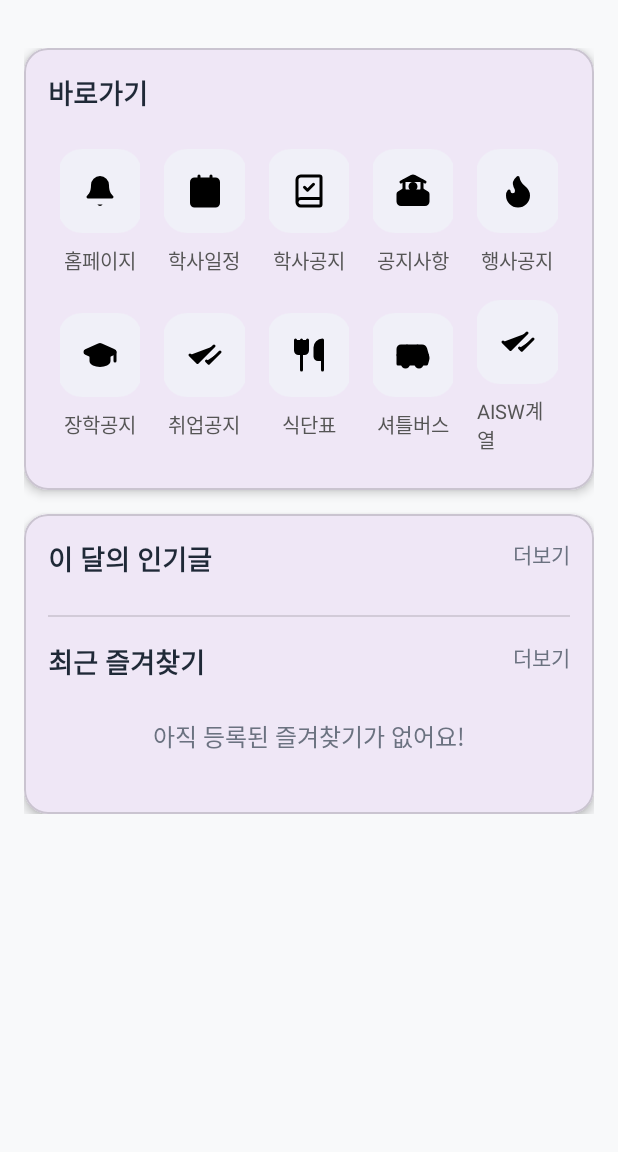
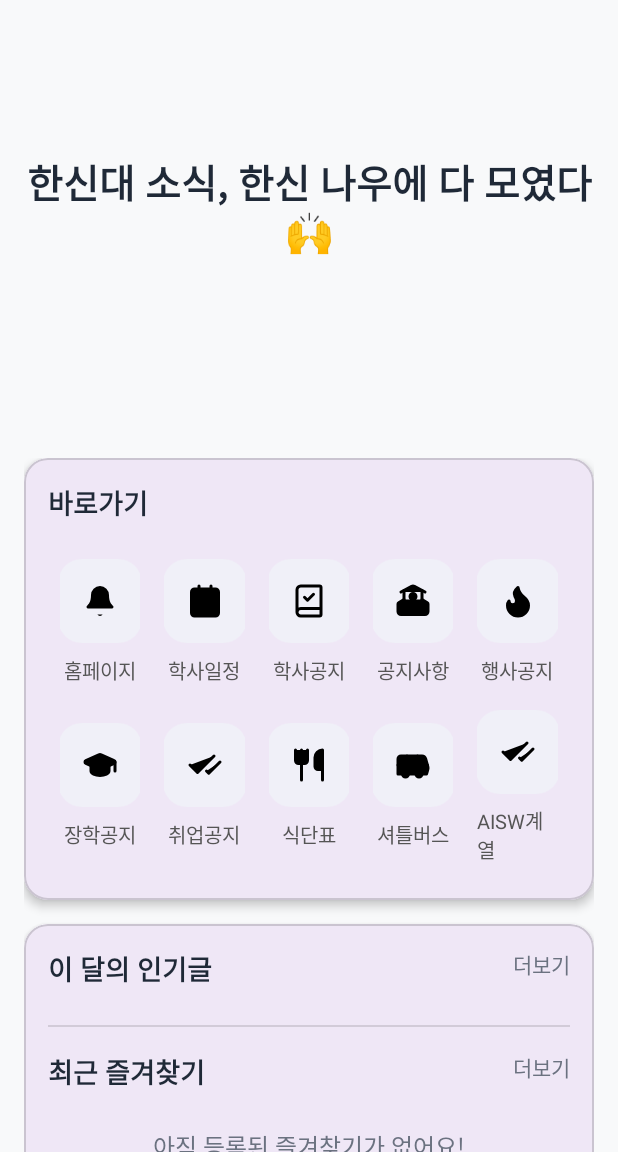
Before and after one commit to lyuchanchan/ToyProject_noticeApp, an Android app: the screen it shows after launch once a user with an empty profile is signed in (MainActivity), on a phone screen of 412 x 824 dp, the part 84-1236 px from its top. Run offline under Robolectric (Android 15) with nearby library versions, the phone set to English and light mode, and no system bars; our stand-ins replace Firebase (no records; nobody signed in at launch, a user with empty details on screens opened directly).

Commit message:
- 랜덤 텍스트 기능 삽입 - 구조 변경 - 세부 사항 수정

```diff
--- a/app/src/main/java/com/example/toyproject_noticeapp/ui/home/HomeMainFragment.kt
+++ b/app/src/main/java/com/example/toyproject_noticeapp/ui/home/HomeMainFragment.kt
@@ -24,7 +24,6 @@ import com.google.firebase.firestore.ktx.firestore
 import com.google.firebase.ktx.Firebase
 
 class HomeMainFragment : Fragment() {
-    // ... (변수 선언 및 onCreateView는 동일)
     private var _binding: FragmentHomeMainBinding? = null
     private val binding get() = _binding!!
 
@@ -34,14 +33,62 @@ class HomeMainFragment : Fragment() {
     private val auth = FirebaseAuth.getInstance()
     private val db = Firebase.firestore
 
+    // 랜덤 문구 리스트
+    private val randomMessages = listOf(
+        "오늘도 놓치지 말고 체크✔️",
+        "캠퍼스 소식, 여기 다 있지",
+        "공지 찾기? 이제 고생 끝🙌",
+        "한신대 소식, 한신 나우에 다 모였다🙌",
+        "공지 찾기 귀찮을 땐? 한신 나우!",
+        "한신 나우 = 캠퍼스 정보 올인원 패키지🎁",
+        "오늘도 소식 체크 완료",
+        "공지부터 이벤트까지 풀세트 준비 완료⚡",
+        "한눈에 보는 캠퍼스 라이프!",
+        "오늘도 신선한 소식 배달왔습니다📦",
+        "소식은 빠르게, 학교 생활은 여유롭게✨",
+        "공지 확인은 쉽게, 스트레스는 노노✌️",
+        "공지? 난 다 모아봤어😉",
+        "놓치면 땅치고 후회할 소식들🔥",
+        "캠퍼스 소식, 누구보다 빠르게 확인!",
+        "여기만 보면 학사 인싸🧑‍🎓",
+        "공지 놓쳤다고? 그건 전설일 뿐…",
+        "모든 소식을 한눈에, 한신 나우!",
+        "한신 나우와 학교생활을 더 똑똑하게",
+        "하루를 바꾸는 작은 알림, 한신 나우!",
+        "편리하게 모은 한신대 소식",
+        "오늘의 공지, 지금 확인하세요",
+        "공지 찾는 게 귀찮아? 여기 다 있어~",
+        "학교 소식, 이제 헤매지 말고 직진👉",
+        "놓치면 ‘나만 몰랐어?’ 소리 듣는다😂",
+        "캠퍼스 인싸의 비밀: 공지 먼저 보기",
+        "공지 덕후 모드 ON!",
+        "교수님 말보다 빠른 공지 업데이트⚡",
+        "시험 공지부터 동아리 소식까지 올인원📚",
+        "중요한 건 공지 속에 다 있다😉",
+        "캠퍼스 생활 치트키, 여기 맞습니다🎯",
+        "공지? 그냥 여기 들르면 해결이지👌",
+        "공지 놓치면 F각… 그건 막아야지✋",
+        "또 나만 뒤늦게 알게 되는 건 이제 끝",
+        "한신대 공식 스포일러📢",
+        "공지 확인, 밥 먹듯이 하자🍚",
+        "공지 싹 모아봤다🙌",
+        "학교 소식 한 방 정리💡",
+        "공지 맛집 오픈🍽️",
+        "모든 공지, 원샷 원킬⚡",
+        "공지=여기, 검색=끝",
+        "류찬, 박소영, 서성민이 만든 앱😎"
+    )
+
     override fun onCreateView(inflater: LayoutInflater, container: ViewGroup?, savedInstanceState: Bundle?): View {
         _binding = FragmentHomeMainBinding.inflate(inflater, container, false)
         return binding.root
     }
 
-    // ⬇️ onViewCreated 이하 모든 함수를 아래 코드로 교체 ⬇️
     override fun onViewCreated(view: View, savedInstanceState: Bundle?) {
         super.onViewCreated(view, savedInstanceState)
+
+        // 랜덤 문구를 설정
+        binding.textviewRandomMessage.text = randomMessages.random()
 
         setupClickListeners()
         setupRecyclerViews()
@@ -181,11 +228,9 @@ class HomeMainFragment : Fragment() {
         val noticeDocId = "${notice.category}_${notice.id}"
         val newFavoriteState = !notice.isFavorite
 
-        // 1. UI를 즉시 업데이트
         val message = if (newFavoriteState) "즐겨찾기에 추가되었습니다." else "즐겨찾기에서 삭제되었습니다."
         Toast.makeText(context, message, Toast.LENGTH_SHORT).show()
 
-        // 인기글 목록에서 아이템 상태 변경
         val popularList = popularAdapter.currentList.toMutableList()
         val popularIndex = popularList.indexOfFirst { it.id == notice.id && it.category == notice.category }
         if (popularIndex != -1) {
@@ -194,10 +239,8 @@ class HomeMainFragment : Fragment() {
             popularAdapter.notifyItemChanged(popularIndex)
         }
 
-        // 즐겨찾기 미리보기 목록 업데이트
         fetchHomeFavorites()
 
-        // 2. Firestore 데이터베이스를 백그라운드에서 업데이트
         val updateTask = if (newFavoriteState) {
             userDocRef.update("favorites", FieldValue.arrayUnion(noticeDocId))
         } else {
@@ -205,7 +248,6 @@ class HomeMainFragment : Fragment() {
         }
         updateTask.addOnFailureListener {
             Toast.makeText(context, "즐겨찾기 상태 변경 실패", Toast.LENGTH_SHORT).show()
-            // 실패 시 UI 롤백 (선택 사항)
         }
     }
 
--- a/app/src/main/res/layout/fragment_home_main.xml
+++ b/app/src/main/res/layout/fragment_home_main.xml
@@ -13,57 +13,81 @@
         android:layout_height="40dp"
         android:layout_marginStart="16dp"
         android:layout_marginTop="16dp"
+        android:contentDescription="App Icon"
         android:src="@drawable/hanshin_logo"
         app:layout_constraintStart_toStartOf="parent"
-        app:layout_constraintTop_toTopOf="parent"
-        android:contentDescription="App Icon" />
+        app:layout_constraintTop_toTopOf="parent" />
 
     <TextView
         android:id="@+id/textview_app_title"
         android:layout_width="wrap_content"
         android:layout_height="wrap_content"
+        android:layout_marginStart="16dp"
         android:text="Hanshin Now!"
+        android:textColor="@color/black"
         android:textSize="24sp"
         android:textStyle="bold"
-        android:textColor="@color/black"
+        app:layout_constraintBottom_toBottomOf="@id/imageview_app_icon"
+        app:layout_constraintEnd_toStartOf="@+id/imageview_search"
         app:layout_constraintStart_toEndOf="@id/imageview_app_icon"
-        app:layout_constraintEnd_toStartOf="@+id/imageview_search"
-        app:layout_constraintTop_toTopOf="@id/imageview_app_icon"
-        app:layout_constraintBottom_toBottomOf="@id/imageview_app_icon"
-        android:layout_marginStart="16dp" />
+        app:layout_constraintTop_toTopOf="@id/imageview_app_icon" />
 
     <ImageView
         android:id="@+id/imageview_search"
         android:layout_width="28dp"
         android:layout_height="28dp"
+        android:layout_marginEnd="16dp"
+        android:contentDescription="Search Icon"
         android:src="@drawable/ic_search"
-        android:layout_marginEnd="16dp"
+        app:layout_constraintBottom_toBottomOf="@id/imageview_app_icon"
         app:layout_constraintEnd_toStartOf="@+id/imageview_settings"
         app:layout_constraintTop_toTopOf="@id/imageview_app_icon"
-        app:layout_constraintBottom_toBottomOf="@id/imageview_app_icon"
-        android:contentDescription="Search Icon"
-        app:tint="?android:attr/textColorPrimary"/>
+        app:tint="?android:attr/textColorPrimary" />
 
     <ImageView
         android:id="@+id/imageview_settings"
         android:layout_width="28dp"
         android:layout_height="28dp"
         android:layout_marginEnd="16dp"
+        android:contentDescription="Settings Icon"
         android:src="@drawable/ic_settings"
+        app:layout_constraintBottom_toBottomOf="@id/imageview_app_icon"
         app:layout_constraintEnd_toEndOf="parent"
         app:layout_constraintTop_toTopOf="@id/imageview_app_icon"
-        app:layout_constraintBottom_toBottomOf="@id/imageview_app_icon"
-        android:contentDescription="Settings Icon"
-        app:tint="?android:attr/textColorPrimary"/>
+        app:tint="?android:attr/textColorPrimary" />
+
+    <androidx.constraintlayout.widget.Guideline
+        android:id="@+id/guideline_top_of_nested_scroll_view"
+        android:layout_width="wrap_content"
+        android:layout_height="wrap_content"
+        android:orientation="horizontal"
+        app:layout_constraintGuide_percent="0.4" />
+
+    <TextView
+        android:id="@+id/textview_random_message"
+        android:layout_width="0dp"
+        android:layout_height="wrap_content"
+        android:layout_marginHorizontal="16dp"
+        android:gravity="center"
+        android:textColor="@color/text_primary"
+        android:textSize="26sp"
+        android:textStyle="bold"
+        app:layout_constraintBottom_toTopOf="@id/guideline_top_of_nested_scroll_view"
+        app:layout_constraintEnd_toEndOf="parent"
+        app:layout_constraintStart_toStartOf="parent"
+        app:layout_constraintTop_toBottomOf="@id/imageview_app_icon"
+        app:layout_constraintVertical_bias="0.5"
+        tools:text="오늘도 놓치지 말고 체크✔️" />
 
     <androidx.core.widget.NestedScrollView
+        android:id="@+id/nested_scroll_view"
         android:layout_width="0dp"
         android:layout_height="0dp"
         android:layout_marginTop="16dp"
         app:layout_constraintBottom_toBottomOf="parent"
         app:layout_constraintEnd_toEndOf="parent"
         app:layout_constraintStart_toStartOf="parent"
-        app:layout_constraintTop_toBottomOf="@id/imageview_app_icon">
+        app:layout_constraintTop_toTopOf="@id/guideline_top_of_nested_scroll_view">
 
         <LinearLayout
             android:layout_width="match_parent"
@@ -76,11 +100,13 @@
                 android:layout_height="wrap_content"
                 app:cardCornerRadius="16dp"
                 app:cardElevation="4dp">
+
                 <LinearLayout
                     android:layout_width="match_parent"
                     android:layout_height="wrap_content"
                     android:orientation="vertical"
                     android:padding="16dp">
+
                     <TextView
                         android:id="@+id/textview_home_shortcut_title"
                         android:layout_width="wrap_content"
@@ -89,6 +115,7 @@
                         android:textColor="@color/text_primary"
                         android:textSize="18sp"
                         android:textStyle="bold" />
+
                     <androidx.recyclerview.widget.RecyclerView
                         android:id="@+id/recyclerview_home_shortcuts"
                         android:layout_width="match_parent"
@@ -108,15 +135,18 @@
                 android:layout_marginTop="16dp"
                 app:cardCornerRadius="16dp"
                 app:cardElevation="4dp">
+
                 <LinearLayout
                     android:layout_width="match_parent"
                     android:layout_height="wrap_content"
                     android:orientation="vertical"
                     android:padding="16dp">
+
                     <androidx.constraintlayout.widget.ConstraintLayout
                         android:id="@+id/layout_home_popular_header"
                         android:layout_width="match_parent"
                         android:layout_height="wrap_content">
+
                         <TextView
                             android:id="@+id/textview_home_popular_title"
                             android:layout_width="wrap_content"
@@ -127,6 +157,7 @@
                             android:textStyle="bold"
                             app:layout_constraintStart_toStartOf="parent"
                             app:layout_constraintTop_toTopOf="parent" />
+
                         <TextView
                             android:id="@+id/textview_home_popular_more"
                             android:layout_width="wrap_content"
@@ -137,6 +168,7 @@
                             app:layout_constraintEnd_toEndOf="parent"
                             app:layout_constraintTop_toTopOf="parent" />
                     </androidx.constraintlayout.widget.ConstraintLayout>
+
                     <androidx.recyclerview.widget.RecyclerView
                         android:id="@+id/recyclerview_home_popular"
                         android:layout_width="match_parent"
@@ -145,16 +177,19 @@
                         android:nestedScrollingEnabled="false"
                         tools:itemCount="1"
                         tools:listitem="@layout/item_notification_list" />
+
                     <View
                         android:layout_width="match_parent"
                         android:layout_height="1dp"
                         android:layout_marginTop="16dp"
                         android:background="?android:attr/listDivider" />
+
                     <androidx.constraintlayout.widget.ConstraintLayout
                         android:id="@+id/layout_home_favorite_header"
                         android:layout_width="match_parent"
                         android:layout_height="wrap_content"
                         android:layout_marginTop="16dp">
+
                         <TextView
                             android:id="@+id/textview_home_favorite_title"
                             android:layout_width="wrap_content"
@@ -165,6 +200,7 @@
                             android:textStyle="bold"
                             app:layout_constraintStart_toStartOf="parent"
                             app:layout_constraintTop_toTopOf="parent" />
+
                         <TextView
                             android:id="@+id/textview_home_favorite_more"
                             android:layout_width="wrap_content"
@@ -175,6 +211,7 @@
                             app:layout_constraintEnd_toEndOf="parent"
                             app:layout_constraintTop_toTopOf="parent" />
                     </androidx.constraintlayout.widget.ConstraintLayout>
+
                     <androidx.recyclerview.widget.RecyclerView
                         android:id="@+id/recyclerview_home_favorite"
                         android:layout_width="match_parent"
@@ -183,17 +220,18 @@
                         android:nestedScrollingEnabled="false"
                         tools:itemCount="1"
                         tools:listitem="@layout/item_notification_list" />
+
                     <TextView
                         android:id="@+id/textview_home_favorite_empty"
                         android:layout_width="match_parent"
                         android:layout_height="wrap_content"
-                        android:text="아직 등록된 즐겨찾기가 없어요!"
                         android:gravity="center"
                         android:padding="24dp"
+                        android:text="아직 등록된 즐겨찾기가 없어요!"
                         android:textColor="@color/text_secondary"
                         android:textSize="16sp"
                         android:visibility="gone"
-                        tools:visibility="visible"/>
+                        tools:visibility="visible" />
                 </LinearLayout>
 
             </com.google.android.material.card.MaterialCardView>
--- a/app/src/main/res/values/colors.xml
+++ b/app/src/main/res/values/colors.xml
@@ -18,4 +18,5 @@
     <color name="light_purple">#E0BBE4</color>
     <color name="stylish_purple_transparent">#50524075</color>
     <color name="stylish_purple">#F0F4C3F2</color>
+    <color name="blue_tinted_purple">#55524075</color>
 </resources>
```
